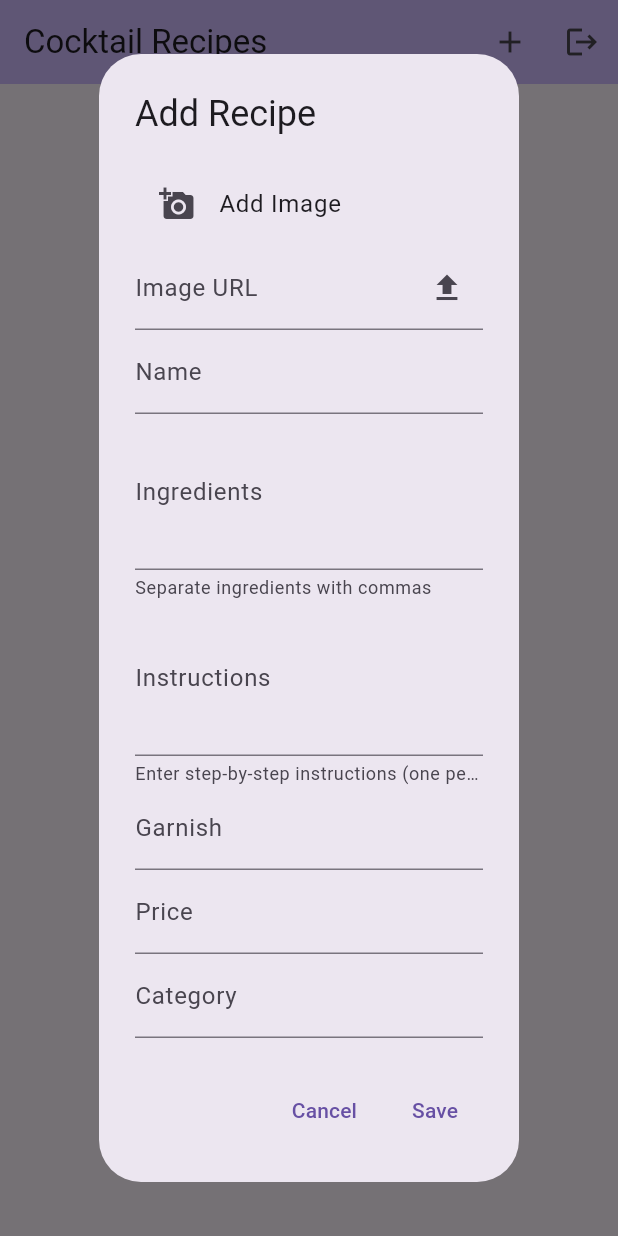
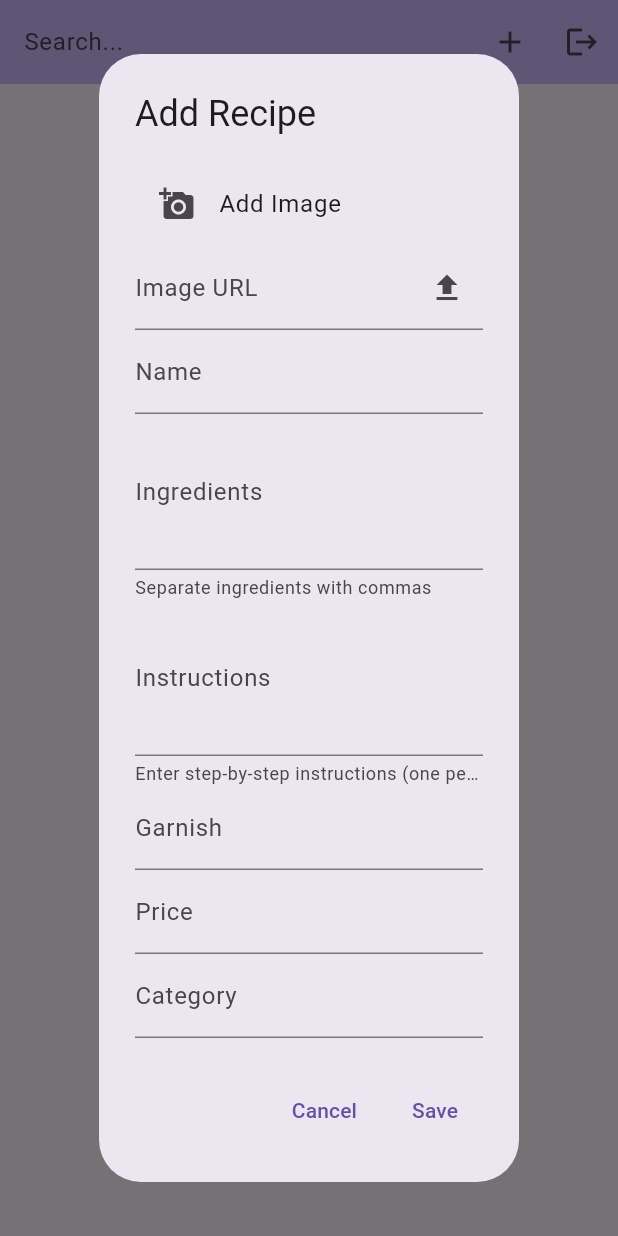
Before and after one commit to TPesch/Sofware-Engineering-Project, a Flutter app: the screen it shows once a user with an empty profile is signed in, after a tap on the "add" icon, on a phone screen of 412 x 824 dp. Run offline on Flutter 3.47's test engine with Material 3 defaults, Android fonts, the phone set to English and light mode, and no system bars; our stand-ins replace firebase_auth, firebase_core, firebase_storage, google_sign_in, image_picker; accounts and stored records are empty; generated files the repository leaves out were written again.

Commit message:
implimented search function via Co pilot

```diff
--- a/lib/screens/home-page-updated.dart
+++ b/lib/screens/home-page-updated.dart
@@ -15,6 +15,9 @@ class MyHomePage extends StatefulWidget {
 }
 
 class _MyHomePageState extends State<MyHomePage> {
+  TextEditingController _searchController = TextEditingController();
+  String _searchQuery = '';
+
   @override
   void initState() {
     super.initState();
@@ -30,7 +33,18 @@ class _MyHomePageState extends State<MyHomePage> {
     return Scaffold(
       appBar: AppBar(
         backgroundColor: Theme.of(context).colorScheme.inversePrimary,
-        title: Text(widget.title),
+        title: TextField(
+          controller: _searchController,
+          decoration: InputDecoration(
+            hintText: 'Search...',
+            border: InputBorder.none,
+          ),
+          onChanged: (query) {
+            setState(() {
+              _searchQuery = query;
+            });
+          },
+        ),
         actions: [
           IconButton(
             icon: Icon(Icons.add),
@@ -67,16 +81,22 @@ class _MyHomePageState extends State<MyHomePage> {
             return Center(child: CircularProgressIndicator());
           }
 
-          if (provider.recipes.isEmpty) {
+          final filteredRecipes = provider.recipes.where((recipe) {
+            return recipe.name
+                .toLowerCase()
+                .contains(_searchQuery.toLowerCase());
+          }).toList();
+
+          if (filteredRecipes.isEmpty) {
             return Center(
-              child: Text('No recipes yet. Add your first cocktail!'),
+              child: Text('No recipes found.'),
             );
           }
 
           return ListView.builder(
-            itemCount: provider.recipes.length,
+            itemCount: filteredRecipes.length,
             itemBuilder: (context, index) {
-              final recipe = provider.recipes[index];
+              final recipe = filteredRecipes[index];
               return RecipeCard(
                 recipe: recipe,
                 index: index,
```
